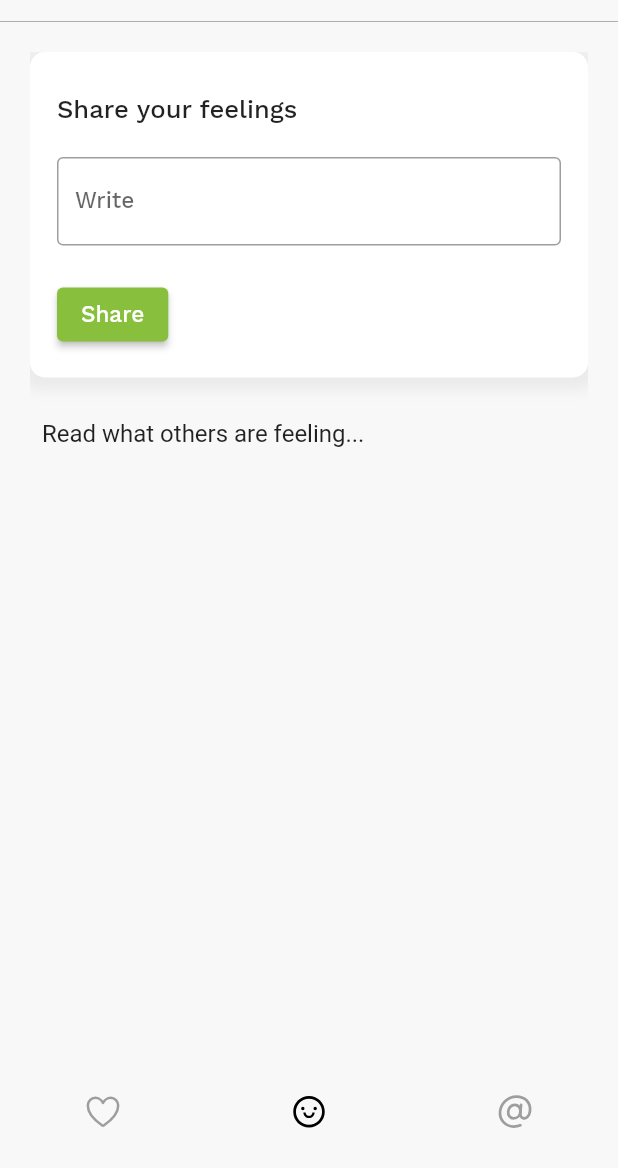
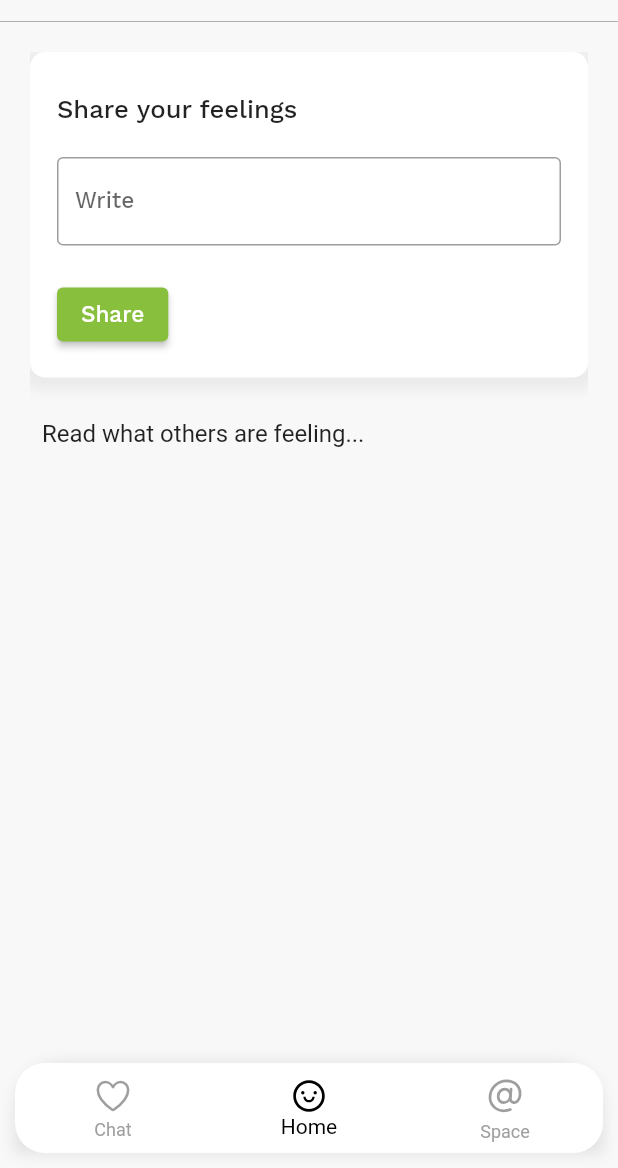
Before and after one commit to 0xrpj/kalpanik-saathi, a Flutter app: the screen it shows once a user with an empty profile is signed in, item 2 of the bottom bar chosen, on a phone screen of 412 x 824 dp, the part 68-1236 px from its top. Run offline on Flutter 3.47's test engine with Material 2 defaults, Android fonts, the phone set to English and light mode, and no system bars; our stand-ins replace cloud_firestore, custom_navigation_bar, file_picker, firebase_auth, firebase_core, flutter_chat_types and 7 more; accounts and stored records are empty; project files that could hold a hidden picture were left out.

Commit message:
change bottom nav type

```diff
--- a/lib/pages/home/home.dart
+++ b/lib/pages/home/home.dart
@@ -60,23 +60,46 @@ class _HomeState extends State<Home> {
             ),
           ],
         ),
-        body: tabs[_currentIndex],
-        bottomNavigationBar: Theme(
-          data: ThemeData(
-            splashColor: Colors.transparent,
-            highlightColor: Colors.transparent,
+        body: Stack(children: [
+          tabs[_currentIndex],
+          Positioned(
+            left: 10,
+            right: 10,
+            // bottom should be device bottom
+            bottom: MediaQuery.of(context).viewInsets.bottom + 10,
+
+            child: Container(
+              decoration: BoxDecoration(
+                borderRadius: BorderRadius.only(
+                    topRight: Radius.circular(30),
+                    topLeft: Radius.circular(30)),
+                boxShadow: [
+                  BoxShadow(
+                      color: Colors.grey.shade300,
+                      spreadRadius: 0,
+                      blurRadius: 8),
+                ],
               ),
+              child: ClipRRect(
+                borderRadius: BorderRadius.all(
+                  Radius.circular(20),
+                  // ),
+                ),
+                child: SizedBox(
+                  height: 60,
                   child: BottomNavigationBar(
+                      // backgroundColor: Theme.of(context).primaryColor,
+                      enableFeedback: true,
                       type: BottomNavigationBarType.fixed,
                       items: const <BottomNavigationBarItem>[
                         BottomNavigationBarItem(
                           icon: Icon(Ionicons.heart_outline, size: 27),
-                  label: '',
+                          label: 'Chat',
                           tooltip: '',
                         ),
                         BottomNavigationBarItem(
                           icon: Icon(AntDesign.smileo),
-                  label: '',
+                          label: 'Home',
                           tooltip: '',
                         ),
                         BottomNavigationBarItem(
@@ -84,7 +107,7 @@ class _HomeState extends State<Home> {
                             Ionicons.at,
                             size: 29,
                           ),
-                  label: '',
+                          label: 'Space',
                           tooltip: '',
                         ),
                       ],
@@ -92,7 +115,7 @@ class _HomeState extends State<Home> {
                       selectedItemColor: Theme.of(context).primaryColor,
                       unselectedItemColor: Colors.grey,
                       elevation: 0.0,
-              backgroundColor: Colors.transparent,
+                      backgroundColor: Colors.white,
                       // showTooltip: false,
                       onTap: (index) {
                         setState(() {
@@ -101,6 +124,18 @@ class _HomeState extends State<Home> {
                         });
                         // }));
                       }),
-        ));
+                ),
+              ),
+            ),
+          )
+        ])
+        // bottomNavigationBar: Theme(
+        //   data: ThemeData(
+        //     splashColor: Colors.transparent,
+        //     highlightColor: Colors.transparent,
+        //   ),
+        //   child:
+        // )
+        );
   }
 }
```
Lines whose indentation alone changed are shown as unchanged.
